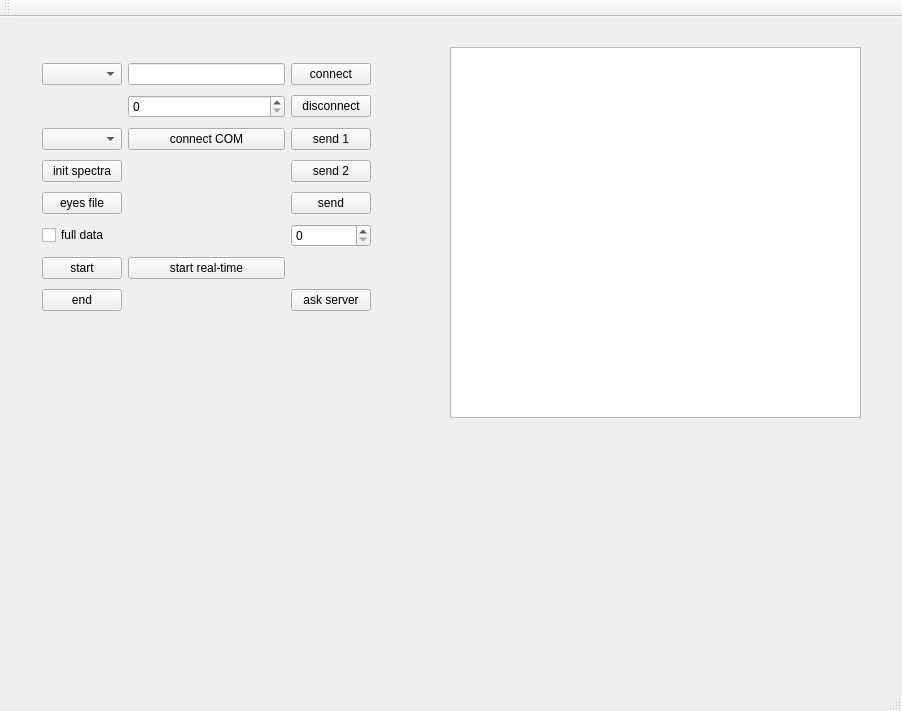
This is mainwindow.ui in ArtfulVampire/TcpClient as Qt 5 draws it before an edit. The edited form follows.
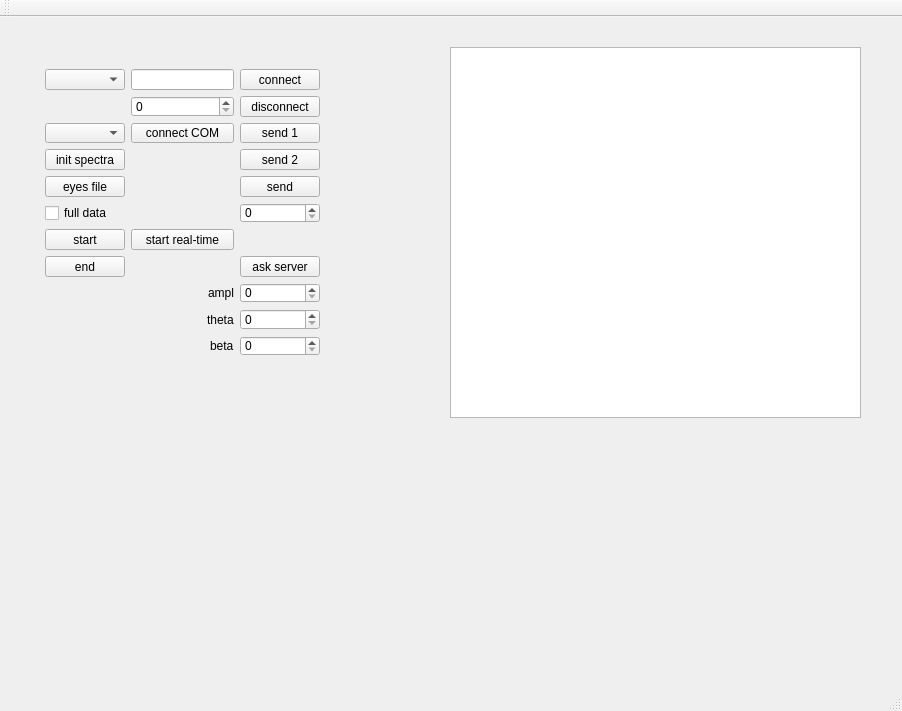
This is the edited form.

What changed in the file:
```diff
--- a/mainwindow.ui
+++ b/mainwindow.ui
@@ -33,16 +33,19 @@
      <bool>true</bool>
     </property>
    </widget>
-   <widget class="QWidget" name="layoutWidget">
+   <widget class="QWidget" name="">
     <property name="geometry">
      <rect>
-      <x>31</x>
-      <y>31</y>
-      <width>351</width>
-      <height>281</height>
+      <x>34</x>
+      <y>41</y>
+      <width>297</width>
+      <height>309</height>
      </rect>
     </property>
     <layout class="QGridLayout" name="gridLayout">
+     <item row="0" column="0">
+      <widget class="QComboBox" name="serverAddressComboBox"/>
+     </item>
      <item row="0" column="1">
       <widget class="QLineEdit" name="serverAddressLineEdit">
        <property name="focusPolicy">
@@ -57,61 +60,6 @@
        </property>
       </widget>
      </item>
-     <item row="4" column="0">
-      <widget class="QPushButton" name="initSpectraPushButton">
-       <property name="text">
-        <string>init spectra</string>
-       </property>
-      </widget>
-     </item>
-     <item row="3" column="1">
-      <widget class="QPushButton" name="connectComPortPushButton">
-       <property name="text">
-        <string>connect COM</string>
-       </property>
-      </widget>
-     </item>
-     <item row="6" column="0">
-      <widget class="QCheckBox" name="fullDataCheckBox">
-       <property name="text">
-        <string>full data</string>
-       </property>
-      </widget>
-     </item>
-     <item row="7" column="0">
-      <widget class="QPushButton" name="startPushButton">
-       <property name="text">
-        <string>start</string>
-       </property>
-      </widget>
-     </item>
-     <item row="5" column="0">
-      <widget class="QPushButton" name="eyesFilePushButton">
-       <property name="text">
-        <string>eyes file</string>
-       </property>
-      </widget>
-     </item>
-     <item row="0" column="0">
-      <widget class="QComboBox" name="serverAddressComboBox"/>
-     </item>
-     <item row="8" column="2">
-      <widget class="QPushButton" name="askPushButton">
-       <property name="text">
-        <string>ask server</string>
-       </property>
-      </widget>
-     </item>
-     <item row="8" column="0">
-      <widget class="QPushButton" name="endPushButton">
-       <property name="text">
-        <string>end</string>
-       </property>
-      </widget>
-     </item>
-     <item row="3" column="0">
-      <widget class="QComboBox" name="comPortComboBox"/>
-     </item>
      <item row="1" column="1">
       <widget class="QSpinBox" name="serverPortSpinBox"/>
      </item>
@@ -122,14 +70,17 @@
        </property>
       </widget>
      </item>
-     <item row="7" column="1">
-      <widget class="QPushButton" name="startRealTimePushButton">
+     <item row="2" column="0">
+      <widget class="QComboBox" name="comPortComboBox"/>
+     </item>
+     <item row="2" column="1">
+      <widget class="QPushButton" name="connectComPortPushButton">
        <property name="text">
-        <string>start real-time</string>
+        <string>connect COM</string>
        </property>
       </widget>
      </item>
-     <item row="3" column="2">
+     <item row="2" column="2">
       <widget class="QPushButton" name="comPortSendOnePushButton">
        <property name="text">
         <string>send 1</string>
@@ -139,7 +90,14 @@
        </property>
       </widget>
      </item>
-     <item row="4" column="2">
+     <item row="3" column="0">
+      <widget class="QPushButton" name="initSpectraPushButton">
+       <property name="text">
+        <string>init spectra</string>
+       </property>
+      </widget>
+     </item>
+     <item row="3" column="2">
       <widget class="QPushButton" name="comPortSendTwoPushButton">
        <property name="text">
         <string>send 2</string>
@@ -149,7 +107,14 @@
        </property>
       </widget>
      </item>
-     <item row="5" column="2">
+     <item row="4" column="0">
+      <widget class="QPushButton" name="eyesFilePushButton">
+       <property name="text">
+        <string>eyes file</string>
+       </property>
+      </widget>
+     </item>
+     <item row="4" column="2">
       <widget class="QPushButton" name="comPortSendPushButton">
        <property name="text">
         <string>send</string>
@@ -159,9 +124,125 @@
        </property>
       </widget>
      </item>
-     <item row="6" column="2">
+     <item row="5" column="0">
+      <widget class="QCheckBox" name="fullDataCheckBox">
+       <property name="text">
+        <string>full data</string>
+       </property>
+      </widget>
+     </item>
+     <item row="5" column="2">
       <widget class="QSpinBox" name="comPortSpinBox"/>
      </item>
+     <item row="6" column="0">
+      <widget class="QPushButton" name="startPushButton">
+       <property name="text">
+        <string>start</string>
+       </property>
+      </widget>
+     </item>
+     <item row="6" column="1">
+      <widget class="QPushButton" name="startRealTimePushButton">
+       <property name="text">
+        <string>start real-time</string>
+       </property>
+      </widget>
+     </item>
+     <item row="7" column="0">
+      <widget class="QPushButton" name="endPushButton">
+       <property name="text">
+        <string>end</string>
+       </property>
+      </widget>
+     </item>
+     <item row="7" column="2">
+      <widget class="QPushButton" name="askPushButton">
+       <property name="text">
+        <string>ask server</string>
+       </property>
+      </widget>
+     </item>
+     <item row="8" column="1">
+      <layout class="QHBoxLayout" name="horizontalLayout_3">
+       <item>
+        <spacer name="horizontalSpacer">
+         <property name="orientation">
+          <enum>Qt::Horizontal</enum>
+         </property>
+         <property name="sizeHint" stdset="0">
+          <size>
+           <width>40</width>
+           <height>20</height>
+          </size>
+         </property>
+        </spacer>
+       </item>
+       <item>
+        <widget class="QLabel" name="label">
+         <property name="text">
+          <string>ampl</string>
+         </property>
+        </widget>
+       </item>
+      </layout>
+     </item>
+     <item row="8" column="2">
+      <widget class="QSpinBox" name="amplSpinBox"/>
+     </item>
+     <item row="9" column="1">
+      <layout class="QHBoxLayout" name="horizontalLayout_2">
+       <item>
+        <spacer name="horizontalSpacer_2">
+         <property name="orientation">
+          <enum>Qt::Horizontal</enum>
+         </property>
+         <property name="sizeHint" stdset="0">
+          <size>
+           <width>40</width>
+           <height>20</height>
+          </size>
+         </property>
+        </spacer>
+       </item>
+       <item>
+        <widget class="QLabel" name="label_2">
+         <property name="text">
+          <string>theta</string>
+         </property>
+        </widget>
+       </item>
+      </layout>
+     </item>
+     <item row="9" column="2">
+      <widget class="QSpinBox" name="thetaSpinBox"/>
+     </item>
+     <item row="10" column="1">
+      <layout class="QHBoxLayout" name="horizontalLayout">
+       <item>
+        <spacer name="horizontalSpacer_3">
+         <property name="orientation">
+          <enum>Qt::Horizontal</enum>
+         </property>
+         <property name="sizeHint" stdset="0">
+          <size>
+           <width>40</width>
+           <height>20</height>
+          </size>
+         </property>
+        </spacer>
+       </item>
+       <item>
+        <widget class="QLabel" name="label_3">
+         <property name="text">
+          <string>beta</string>
+         </property>
+        </widget>
+       </item>
+      </layout>
+     </item>
+     <item row="10" column="2">
+      <widget class="QSpinBox" name="betaSpinBox"/>
+     </item>
     </layout>
    </widget>
   </widget>
```
